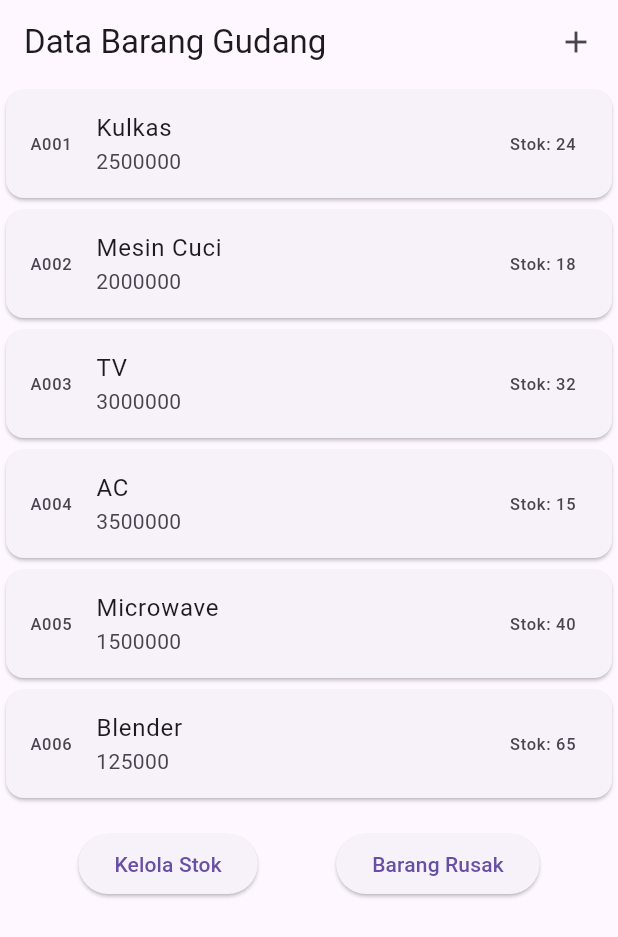
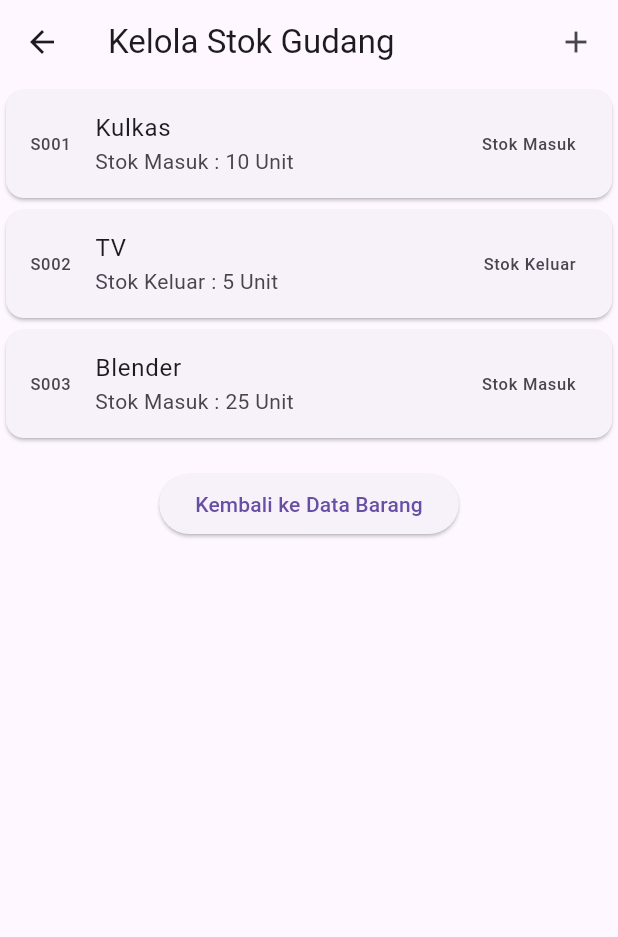
Before and after one commit to aryawp0203/flutter_pmo_2026, a Flutter app: the screen it shows after launch, after a tap on "Kelola Stok", on a phone screen of 412 x 824 dp. Shown: the top 937 px of the screen. Run offline on Flutter 3.47's test engine with Material 3 defaults, Android fonts, the phone set to English and light mode, and no system bars.

Commit message:
add kelola stok (kelola_stok, kelola_stok_form, kelola_stok_detail)

```diff
--- a/lib/ui/barang_page.dart
+++ b/lib/ui/barang_page.dart
@@ -1,6 +1,7 @@
 import 'package:flutter/material.dart';
 import 'package:flutter_pmo_2026/ui/barang_detail.dart';
 import 'package:flutter_pmo_2026/ui/barang_form.dart';
+import 'package:flutter_pmo_2026/ui/kelola_stok.dart';
 
 class BarangPage extends StatefulWidget {
   const BarangPage({super.key});
@@ -44,7 +45,7 @@ class _BarangPageState extends State<BarangPage> {
             children: [
               ElevatedButton(
                 onPressed: () {
-                  // Navigator.push(context, MaterialPageRoute(builder: (context) => const KelolaStokPage()));
+                  Navigator.push(context, MaterialPageRoute(builder: (context) => const KelolaStokPage()));
                 },
                 child: const Text('Kelola Stok'),
               ),
--- /dev/null
+++ b/lib/ui/kelola_stok.dart
@@ -0,0 +1,111 @@
+import 'package:flutter/material.dart';
+import 'package:flutter_pmo_2026/ui/barang_page.dart';
+import 'package:flutter_pmo_2026/ui/kelola_stok_detail.dart';
+import 'package:flutter_pmo_2026/ui/kelola_stok_form.dart';
+
+class KelolaStokPage extends StatefulWidget {
+  const KelolaStokPage({Key? key}) : super(key: key);
+
+  @override
+  _KelolaStokPageState createState() => _KelolaStokPageState();
+}
+
+class _KelolaStokPageState extends State<KelolaStokPage> {
+  @override
+  Widget build(BuildContext context) {
+    return Scaffold(
+      appBar: AppBar(
+        title: const Text('Kelola Stok Gudang'),
+        actions: [
+          GestureDetector(
+            child: const Padding(
+              padding: EdgeInsets.all(16.0),
+              child: Icon(Icons.add),
+            ),
+            onTap: () {
+              Navigator.push(
+                context,
+                MaterialPageRoute(builder: (context) => const KelolaStokForm()),
+              );
+            },
+          ),
+        ],
+      ),
+      body: ListView(
+        children: [
+          const ItemStok(
+            kodeMutasi: "S001",
+            namaBarang: "Kulkas",
+            jenis: "Stok Masuk",
+            jumlah: 10,
+          ),
+          const ItemStok(
+            kodeMutasi: "S002",
+            namaBarang: "TV",
+            jenis: "Stok Keluar",
+            jumlah: 5,
+          ),
+          const ItemStok(
+            kodeMutasi: "S003",
+            namaBarang: "Blender",
+            jenis: "Stok Masuk",
+            jumlah: 25,
+          ),
+          const SizedBox(height: 16),
+          Center(
+            child: ElevatedButton(
+              onPressed: () {
+                // Navigator.pushReplacement(context, MaterialPageRoute(builder: (context) => const BarangPage()));
+                Navigator.pop(context);
+              },
+              child: const Text('Kembali ke Data Barang'),
+            ),
+          ),
+        ],
+      ),
+    );
+  }
+}
+
+class ItemStok extends StatelessWidget {
+  final String? kodeMutasi;
+  final String? namaBarang;
+  final String? jenis;
+  final int? jumlah;
+
+  const ItemStok({
+    super.key,
+    this.kodeMutasi,
+    this.namaBarang,
+    this.jenis,
+    this.jumlah,
+  });
+
+  @override
+  Widget build(BuildContext context) {
+    return Card(
+      child: GestureDetector(
+        onTap: () {
+          // Navigasi ke halaman detail
+          Navigator.push(
+            context,
+            MaterialPageRoute(
+              builder: (context) => KelolaStokDetail(
+                kodeMutasi: kodeMutasi,
+                namaBarang: namaBarang,
+                jenis: jenis,
+                jumlah: jumlah,
+              ),
+            ),
+          );
+        },
+        child: ListTile(
+          leading: Text(kodeMutasi.toString()),
+          title: Text(namaBarang.toString()),
+          subtitle: Text("${jenis.toString()} : ${jumlah.toString()} Unit"),
+          trailing: Text(jenis.toString()),
+        ),
+      ),
+    );
+  }
+}
```
Also changed, not shown: lib/ui/kelola_stok_detail.dart (added, +47 -0 lines), lib/ui/kelola_stok_form.dart (added, +93 -0 lines).
